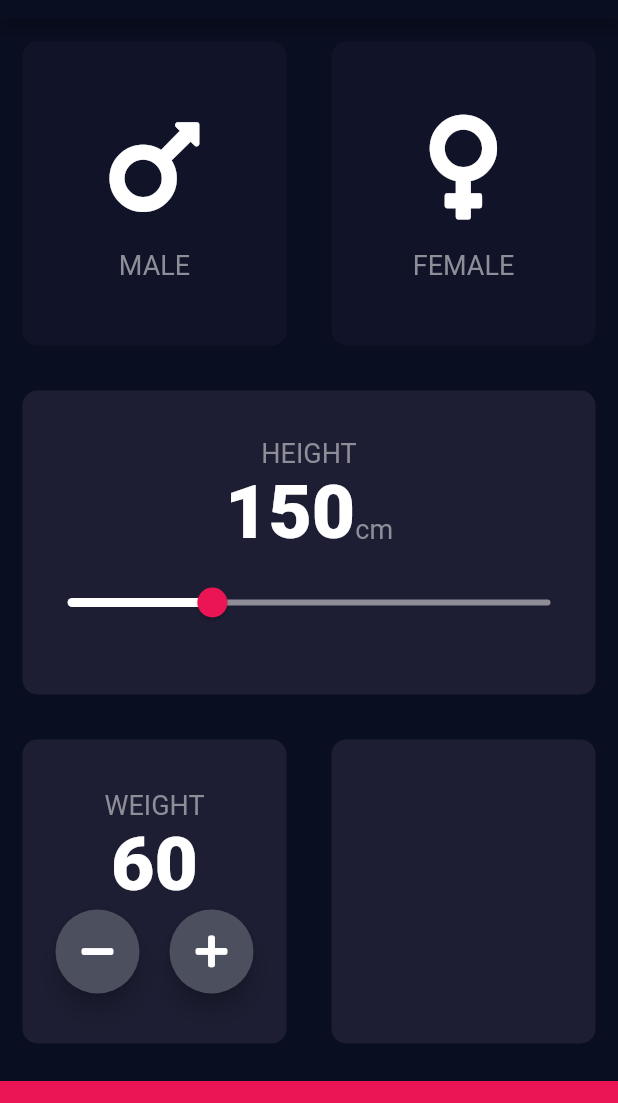
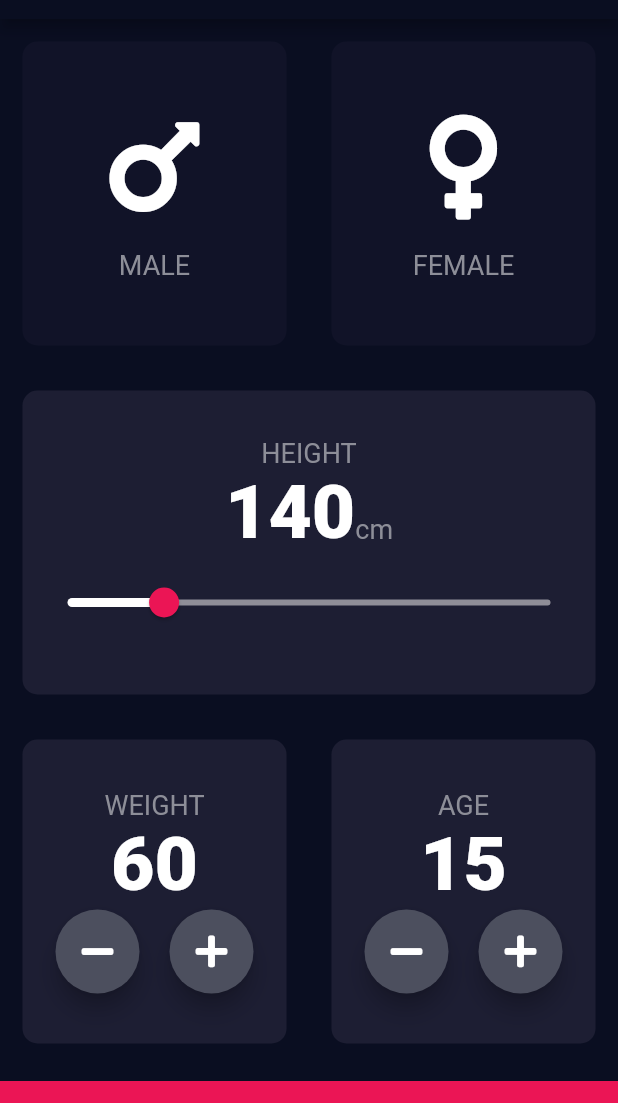
Before and after one commit to Praveen-Sharma00/BMI-Calcuator, a Flutter app: the screen it shows after launch, on a phone screen of 412 x 824 dp, the part 65-1168 px from its top. Run offline on Flutter 3.47's test engine with Material 2 defaults, Android fonts, the phone set to English and light mode, and no system bars; our stand-ins replace font_awesome_flutter.

Commit message:
Finished AgeInput Section

```diff
--- a/lib/input_page.dart
+++ b/lib/input_page.dart
@@ -18,8 +18,9 @@ class _InputPageState extends State<InputPage> {
   Color femaleCardColor = kInActiveCardColor;
 
   Gender selectedGender;
-  int height = 150;
+  int height = 140;
   int weight = 60;
+  int age = 15;
   @override
   Widget build(BuildContext context) {
     return Scaffold(
@@ -160,7 +161,46 @@ class _InputPageState extends State<InputPage> {
                   ),
                 ),
                 Expanded(
-                  child: ReusableCard(color: kActiveCardColor),
+                  child: ReusableCard(
+                    color: kActiveCardColor,
+                    cardChild: Column(
+                      mainAxisAlignment: MainAxisAlignment.center,
+                      children: <Widget>[
+                        Text(
+                          'AGE',
+                          style: kLabelTextStyle,
+                        ),
+                        Text(
+                          age.toString(),
+                          style: kNumberTextStyle,
+                        ),
+                        Row(
+                          mainAxisAlignment: MainAxisAlignment.center,
+                          children: <Widget>[
+                            RoundIconButton(
+                              icon: FontAwesomeIcons.minus,
+                              onPressed: () {
+                                setState(() {
+                                  age--;
+                                });
+                              },
+                            ),
+                            SizedBox(
+                              width: 20.0,
+                            ),
+                            RoundIconButton(
+                              icon: FontAwesomeIcons.plus,
+                              onPressed: () {
+                                setState(() {
+                                  age++;
+                                });
+                              },
+                            )
+                          ],
+                        )
+                      ],
+                    ),
+                  ),
                 ),
               ],
             ),
```
